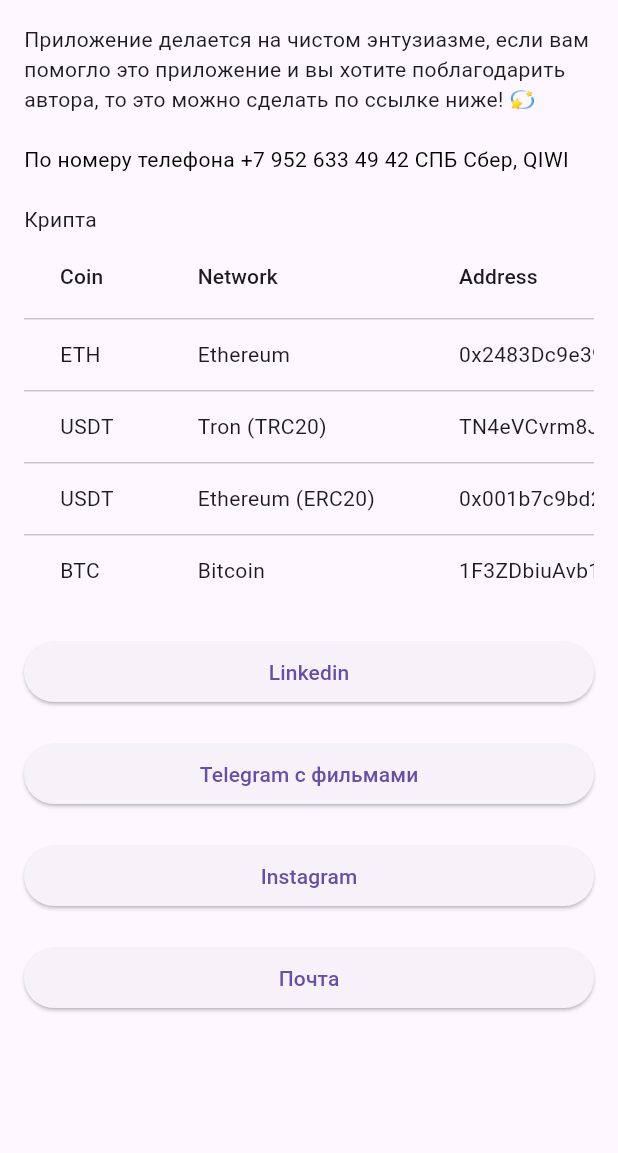
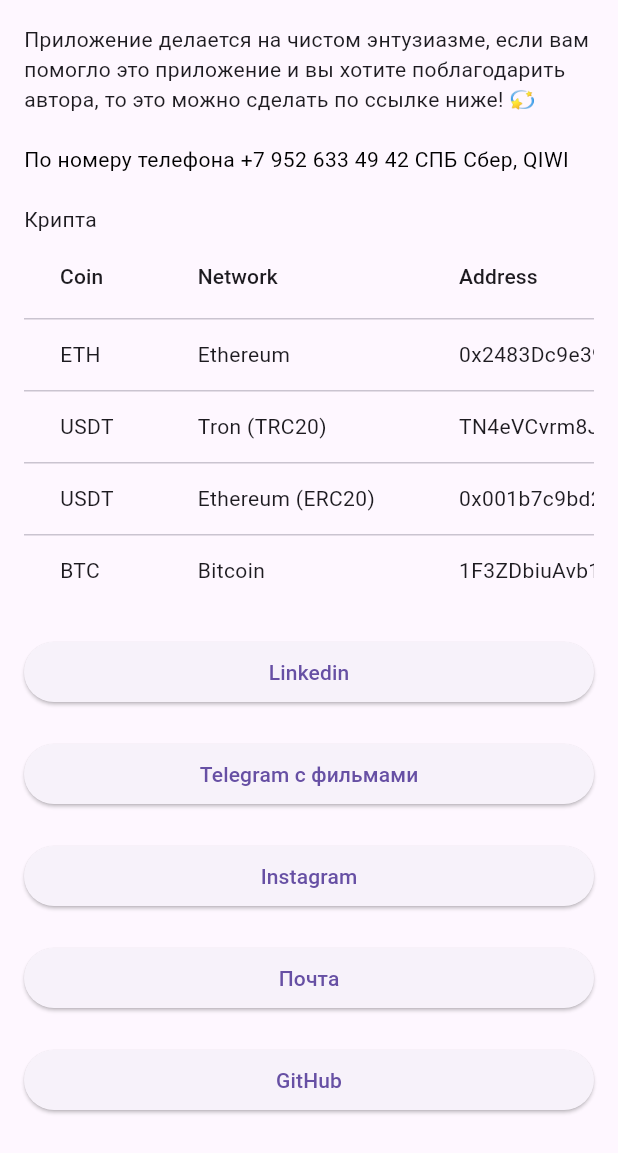
Before and after one commit to ialakey/srbguide, a Flutter app: the AuthorScreen screen opened directly, on a phone screen of 412 x 824 dp. Shown: the top 1153 px of the screen. Run offline on Flutter 3.47's test engine with Material 3 defaults, Android fonts, the phone set to English and light mode, and no system bars; our stand-ins replace open_file, shared_preferences, timezone, webview_flutter; missing offline and left inert: device_calendar, docx_template; accounts and stored records are empty.

```diff
--- a/lib/screens/author.dart
+++ b/lib/screens/author.dart
@@ -107,6 +107,13 @@ class AuthorScreen extends StatelessWidget {
                 },
                 child: Text('Почта'),
               ),
+              SizedBox(height: 20),
+              ElevatedButton(
+                onPressed: () {
+                  _launchURL('https://github.com/ialakey');
+                },
+                child: Text('GitHub'),
+              ),
               // SizedBox(height: 20),
               // ElevatedButton(
               //   onPressed: () {
```
Also changed, not shown: 1 other file.
